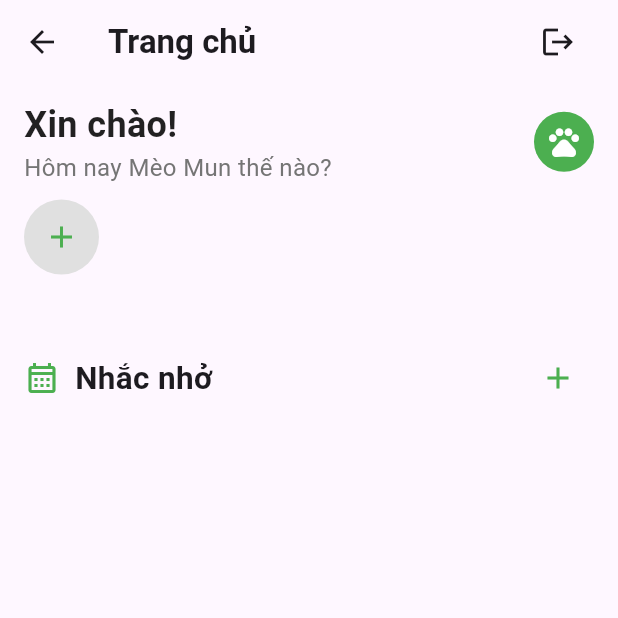
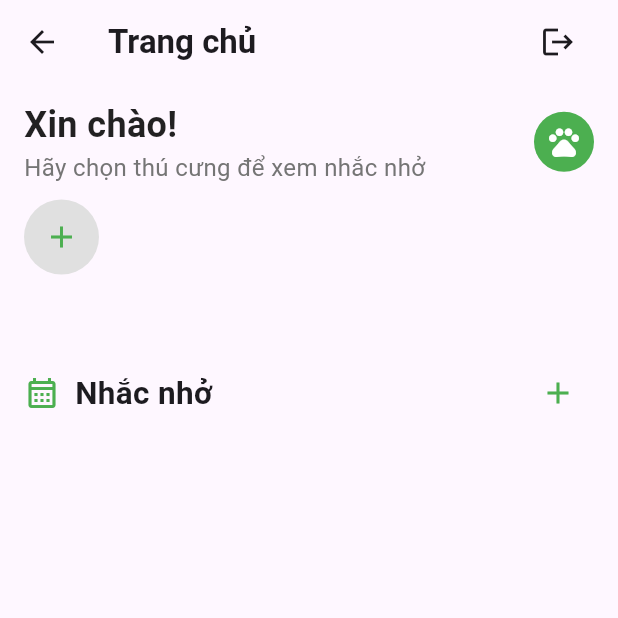
Before and after one commit to viet290423/PetCare, a Flutter app: the UserHomeScreen screen opened directly, on a phone screen of 412 x 824 dp, the top half of it. Run offline on Flutter 3.47's test engine with Material 3 defaults, Android fonts, the phone set to English and light mode, and no system bars; our stand-ins replace cloud_firestore, dartz, firebase_auth, firebase_core, get_it, google_nav_bar and 4 more; missing offline and left inert: flutter_facebook_auth; accounts and stored records are empty.

Commit message:
them loi nhac

```diff
--- a/lib/data/repository/PetRepositoryImpl.dart
+++ b/lib/data/repository/PetRepositoryImpl.dart
@@ -33,4 +33,8 @@ class PetRepositoryImpl implements PetRepository {
   Future<void> addReminder(ReminderModel reminder) {
     return petDataSource.addReminder(reminder);
   }
+
+  @override
+  Future<List<ReminderModel>> getRemindersByPet(String petId) =>
+      petDataSource.getRemindersByPet(petId);
 }
--- a/lib/di/injection_container.dart
+++ b/lib/di/injection_container.dart
@@ -10,6 +10,7 @@ import 'package:petcare/domain/usecase/auth/SignInWithFacebookUseCase.dart';
 import 'package:petcare/domain/usecase/auth/SignInWithGoogleUseCase.dart';
 import 'package:petcare/domain/usecase/pet/AddPetUseCase.dart';
 import 'package:petcare/domain/usecase/pet/AddReminderUseCase.dart';
+import 'package:petcare/domain/usecase/pet/GetRemindersByPetUseCase.dart';
 import 'package:petcare/domain/usecase/pet/PetUseCase.dart';
 import 'package:petcare/presentation/ui/pet/PetViewModel.dart';
 import 'package:petcare/presentation/ui/user/UserHomeViewModel.dart';
@@ -53,6 +54,7 @@ Future<void> init() async {
   sl.registerLazySingleton(() => PetUseCase(sl()));
   sl.registerLazySingleton(() => AddPetUseCase(sl()));
   sl.registerLazySingleton(() => AddReminderUseCase(sl()));
+  sl.registerLazySingleton(() => GetRemindersByPetUseCase(sl()));
 
   // Provider
   sl.registerLazySingleton(
@@ -76,7 +78,9 @@ Future<void> init() async {
     ),
   );
 
-  sl.registerFactory(() => UserHomeViewModel(getPetData: sl()));
+  sl.registerFactory(
+    () => UserHomeViewModel(getPetData: sl(), getRemindersByPetUseCase: sl()),
+  );
 
   sl.registerFactory(
     () => PetViewModel(
--- a/lib/domain/repository/PetRepository.dart
+++ b/lib/domain/repository/PetRepository.dart
@@ -9,4 +9,5 @@ abstract class PetRepository {
   Future<List<Map<String, dynamic>>> getProductSuggestions();
   Future<void> addPet(PetModel pet);
   Future<void> addReminder(ReminderModel reminder);
+  Future<List<ReminderModel>> getRemindersByPet(String petId);
 }
--- /dev/null
+++ b/lib/domain/usecase/pet/GetRemindersByPetUseCase.dart
@@ -0,0 +1,9 @@
+import 'package:petcare/domain/repository/PetRepository.dart';
+
+import '../../../data/model/ReminderModel.dart';
+
+class GetRemindersByPetUseCase {
+  final PetRepository repository;
+  GetRemindersByPetUseCase(this.repository);
+  Future<List<ReminderModel>> call(String petId) => repository.getRemindersByPet(petId);
+}
--- a/lib/presentation/ui/user/UserHomeScreen.dart
+++ b/lib/presentation/ui/user/UserHomeScreen.dart
@@ -1,10 +1,10 @@
 import 'package:flutter/material.dart';
-import 'package:petcare/presentation/ui/pet/PetViewModel.dart';
 import 'package:petcare/presentation/ui/user/UserHomeViewModel.dart';
 import 'package:provider/provider.dart';
 import '../auth/AuthViewModel.dart';
 import '../auth/LoginScreen.dart';
 import '../pet/AddPetScreen.dart';
+import '../pet/AddReminderScreen.dart';
 
 class UserHomeScreen extends StatefulWidget {
   const UserHomeScreen({super.key});
@@ -14,14 +14,24 @@ class UserHomeScreen extends StatefulWidget {
 }
 
 class _UserHomeScreenState extends State<UserHomeScreen> {
+  String? selectedPetId;
+
   @override
   void initState() {
     super.initState();
-    WidgetsBinding.instance.addPostFrameCallback((_) {
+    WidgetsBinding.instance.addPostFrameCallback((_) async {
       final viewModel = Provider.of<UserHomeViewModel>(context, listen: false);
-      viewModel.fetchPets();
+      await viewModel.fetchPets();
+
+      if (viewModel.pets.isNotEmpty && mounted) {
+        setState(() {
+          selectedPetId = viewModel.pets.first.id;
+        });
+        await viewModel.fetchReminders(selectedPetId!);
+      }
     });
   }
+
 
   @override
   Widget build(BuildContext context) {
@@ -42,10 +52,7 @@ class _UserHomeScreenState extends State<UserHomeScreen> {
             title: Row(
               mainAxisAlignment: MainAxisAlignment.spaceBetween,
               children: [
-                Text(
-                  "Trang chủ",
-                  style: TextStyle(fontWeight: FontWeight.bold),
-                ),
+                const Text("Trang chủ", style: TextStyle(fontWeight: FontWeight.bold)),
                 IconButton(
                   icon: const Icon(Icons.logout),
                   onPressed: () async {
@@ -62,25 +69,10 @@ class _UserHomeScreenState extends State<UserHomeScreen> {
                 ),
               ],
             ),
-            // backgroundColor: Colors.green,
           ),
-          body: Container(
-            constraints: BoxConstraints(
-              minHeight: MediaQuery.of(context).size.height,
-            ),
-            // decoration: BoxDecoration(
-            //   gradient: LinearGradient(
-            //     colors: [Colors.green.shade100, Colors.white],
-            //     begin: Alignment.topCenter,
-            //     end: Alignment.bottomCenter,
-            //   ),
-            // ),
-            child: SafeArea(
+          body: SafeArea(
             child: Padding(
-                padding: const EdgeInsets.symmetric(
-                  horizontal: 16.0,
-                  vertical: 10,
-                ),
+              padding: const EdgeInsets.symmetric(horizontal: 16.0, vertical: 10),
               child: Column(
                 crossAxisAlignment: CrossAxisAlignment.start,
                 children: [
@@ -90,24 +82,16 @@ class _UserHomeScreenState extends State<UserHomeScreen> {
                       Column(
                         crossAxisAlignment: CrossAxisAlignment.start,
                         children: [
+                          const Text('Xin chào!', style: TextStyle(fontSize: 24, fontWeight: FontWeight.bold, color: Colors.black87)),
                           Text(
-                              'Xin chào!',
-                              style: TextStyle(
-                                fontSize: 24,
-                                fontWeight: FontWeight.bold,
-                                color: Colors.black87,
-                              ),
-                            ),
-                            Text(
-                              'Hôm nay Mèo Mun thế nào?',
-                              style: TextStyle(
-                                fontSize: 16,
-                                color: Colors.grey[600],
-                              ),
+                            selectedPetId != null
+                                ? 'Hôm nay ${pets.firstWhere((p) => p.id == selectedPetId).name} thế nào?'
+                                : 'Hãy chọn thú cưng để xem nhắc nhở',
+                            style: TextStyle(fontSize: 16, color: Colors.grey[600]),
                           ),
                         ],
                       ),
-                        CircleAvatar(
+                      const CircleAvatar(
                         backgroundColor: Colors.green,
                         child: Icon(Icons.pets, color: Colors.white),
                       ),
@@ -129,24 +113,15 @@ class _UserHomeScreenState extends State<UserHomeScreen> {
                                   onTap: () async {
                                     await Navigator.push(
                                       context,
-                                        MaterialPageRoute(
-                                          builder: (_) => const AddPetScreen(),
-                                        ),
+                                      MaterialPageRoute(builder: (_) => const AddPetScreen()),
                                     );
-                                      final viewModel =
-                                          Provider.of<UserHomeViewModel>(
-                                            context,
-                                            listen: false,
-                                          );
+                                    final viewModel = Provider.of<UserHomeViewModel>(context, listen: false);
                                     await viewModel.fetchPets();
                                   },
                                   child: CircleAvatar(
                                     radius: 25,
                                     backgroundColor: Colors.grey[300],
-                                      child: Icon(
-                                        Icons.add,
-                                        color: Colors.green,
-                                      ),
+                                    child: const Icon(Icons.add, color: Colors.green),
                                   ),
                                 ),
                                 const SizedBox(height: 5),
@@ -156,14 +131,22 @@ class _UserHomeScreenState extends State<UserHomeScreen> {
                           );
                         }
                         final pet = pets[index];
-                          return Padding(
+                        final isSelected = pet.id == selectedPetId;
+                        return GestureDetector(
+                          onTap: () async {
+                            setState(() {
+                              selectedPetId = pet.id;
+                            });
+                            await viewModel.fetchReminders(pet.id);
+                          },
+                          child: Padding(
                             padding: const EdgeInsets.only(right: 10),
                             child: Container(
                               padding: const EdgeInsets.symmetric(horizontal: 8, vertical: 8),
                               decoration: BoxDecoration(
-                                color: Colors.green.shade100,
+                                color: isSelected ? Colors.green.shade100 : Colors.transparent,
                                 border: Border.all(
-                                  color: Colors.green.shade300,
+                                  color: isSelected ? Colors.green.shade300: Colors.grey.shade300,
                                   width: 1.5,
                                 ),
                                 borderRadius: BorderRadius.circular(10),
@@ -179,37 +162,56 @@ class _UserHomeScreenState extends State<UserHomeScreen> {
                                 ],
                               ),
                             ),
+                          ),
                         );
                       },
                     ),
                   ),
+                  const SizedBox(height: 10),
                   Row(
                     mainAxisAlignment: MainAxisAlignment.spaceBetween,
                     children: [
                       Row(
-                          children: [
-                            Icon(
-                              Icons.calendar_month_outlined,
-                              color: Colors.green,
+                        children: const [
+                          Icon(Icons.calendar_month_outlined, color: Colors.green),
+                          SizedBox(width: 10),
+                          Text("Nhắc nhở", style: TextStyle(fontSize: 21, fontWeight: FontWeight.bold)),
+                        ],
                       ),
-                            SizedBox(width: 10),
-                            Text(
-                              "Nhắc nhở",
-                              style: TextStyle(
-                                fontSize: 21,
-                                fontWeight: FontWeight.bold,
+                      IconButton(
+                        onPressed: () {
+                          Navigator.push(
+                            context,
+                            MaterialPageRoute(
+                              builder: (_) => AddReminderScreen(pets: viewModel.pets),
+                            ),
+                          );
+                        },
+                        icon: const Icon(Icons.add, color: Colors.green),
+                      ),
+                    ],
+                  ),
+                  const SizedBox(height: 10),
+                  Expanded(
+                    child: viewModel.isLoading
+                        ? const Center(child: CircularProgressIndicator())
+                        : ListView.builder(
+                      itemCount: viewModel.reminders.length,
+                      itemBuilder: (context, index) {
+                        final r = viewModel.reminders[index];
+                        return Card(
+                          child: ListTile(
+                            leading: const Icon(Icons.check_circle_outline),
+                            title: Text(r.title),
+                            subtitle: Text(
+                              "${r.type} • ${r.dateTime.day}/${r.dateTime.month}/${r.dateTime.year} • ${r.repeatType}",
+                            ),
+                          ),
+                        );
+                      },
                     ),
                   ),
                 ],
-                        ),
-                        IconButton(
-                          onPressed: () {},
-                          icon: Icon(Icons.add, color: Colors.green),
-                        ),
-                      ],
-                    ),
-                  ],
-                ),
               ),
             ),
           ),
--- a/lib/presentation/ui/user/UserHomeViewModel.dart
+++ b/lib/presentation/ui/user/UserHomeViewModel.dart
@@ -1,19 +1,32 @@
 import 'package:flutter/material.dart';
 import 'package:petcare/data/model/PetModel.dart';
+import 'package:petcare/domain/usecase/pet/GetRemindersByPetUseCase.dart';
 import 'package:petcare/domain/usecase/pet/PetUseCase.dart';
 import 'package:supabase_flutter/supabase_flutter.dart';
 
+import '../../../data/model/ReminderModel.dart';
+
 class UserHomeViewModel with ChangeNotifier {
   final PetUseCase getPetData;
+  final GetRemindersByPetUseCase getRemindersByPetUseCase;
 
   List<PetModel> _pets = [];
   bool _isLoading = false;
   String? _error;
 
-  UserHomeViewModel({required this.getPetData});
+  UserHomeViewModel({
+    required this.getPetData,
+    required this.getRemindersByPetUseCase,
+  });
 
   List<PetModel> get pets => _pets;
+
+  List<ReminderModel> _reminders = [];
+  List<ReminderModel> get reminders => _reminders;
+
+
   bool get isLoading => _isLoading;
+
   String? get error => _error;
 
   Future<void> fetchPets() async {
@@ -40,4 +53,20 @@ class UserHomeViewModel with ChangeNotifier {
       notifyListeners();
     }
   }
+
+  Future<void> fetchReminders(String petId) async {
+    _isLoading = true;
+    notifyListeners();
+
+    try {
+      _reminders = await getRemindersByPetUseCase(petId);
+      _error = null;
+    } catch (e) {
+      _error = 'Lỗi khi tải nhắc nhở: $e';
+    } finally {
+      _isLoading = false;
+      notifyListeners();
+    }
+  }
+
 }
```
Also changed, not shown: lib/data/source/PetDataSource.dart (+21 -3 lines), lib/presentation/ui/pet/AddReminderScreen.dart (added, +204 -0 lines). Lines whose indentation alone changed are shown as unchanged.
